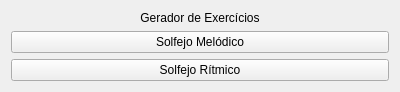
Qt form intro.ui (henriqueinonhe/note-spitter) before a commit.
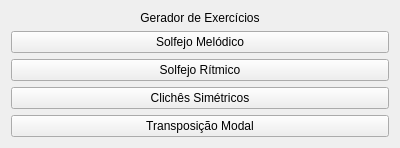
The same form after that commit.

```diff
--- a/intro.ui
+++ b/intro.ui
@@ -10,7 +10,7 @@
     <x>0</x>
     <y>0</y>
     <width>400</width>
-    <height>89</height>
+    <height>147</height>
    </rect>
   </property>
   <property name="windowTitle">
@@ -41,6 +41,20 @@
      </property>
     </widget>
    </item>
+   <item>
+    <widget class="QPushButton" name="pushButtonCS">
+     <property name="text">
+      <string>Clichês Simétricos</string>
+     </property>
+    </widget>
+   </item>
+   <item>
+    <widget class="QPushButton" name="pushButtonTM">
+     <property name="text">
+      <string>Transposição Modal</string>
+     </property>
+    </widget>
+   </item>
   </layout>
  </widget>
  <resources/>
```
